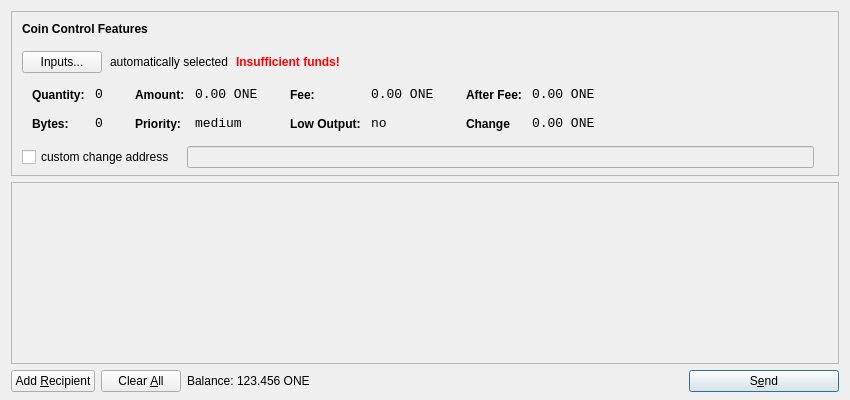
This is src/qt/forms/sendcoinsdialog.ui in theone-and-not-only-coin/onecoin as Qt 5 draws it before an edit. The edited form follows.
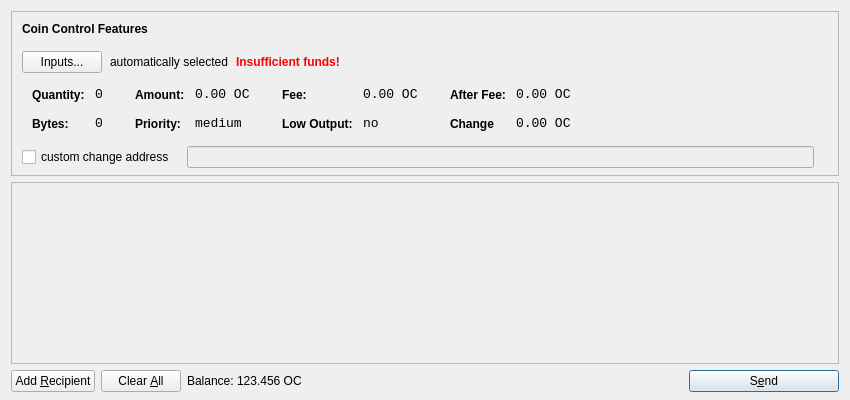
This is the edited form. Icons and pictures are not drawn.

The edit to the form file:
```diff
--- a/src/qt/forms/sendcoinsdialog.ui
+++ b/src/qt/forms/sendcoinsdialog.ui
@@ -321,7 +321,7 @@
                   <enum>Qt::ActionsContextMenu</enum>
                  </property>
                  <property name="text">
-                  <string notr="true">0.00 ONE</string>
+                  <string notr="true">0.00 OC</string>
                  </property>
                  <property name="textInteractionFlags">
                   <set>Qt::LinksAccessibleByMouse|Qt::TextSelectableByKeyboard|Qt::TextSelectableByMouse</set>
@@ -407,7 +407,7 @@
                   <enum>Qt::ActionsContextMenu</enum>
                  </property>
                  <property name="text">
-                  <string notr="true">0.00 ONE</string>
+                  <string notr="true">0.00 OC</string>
                  </property>
                  <property name="textInteractionFlags">
                   <set>Qt::LinksAccessibleByMouse|Qt::TextSelectableByKeyboard|Qt::TextSelectableByMouse</set>
@@ -493,7 +493,7 @@
                   <enum>Qt::ActionsContextMenu</enum>
                  </property>
                  <property name="text">
-                  <string notr="true">0.00 ONE</string>
+                  <string notr="true">0.00 OC</string>
                  </property>
                  <property name="textInteractionFlags">
                   <set>Qt::LinksAccessibleByMouse|Qt::TextSelectableByKeyboard|Qt::TextSelectableByMouse</set>
@@ -525,7 +525,7 @@
                   <enum>Qt::ActionsContextMenu</enum>
                  </property>
                  <property name="text">
-                  <string notr="true">0.00 ONE</string>
+                  <string notr="true">0.00 OC</string>
                  </property>
                  <property name="textInteractionFlags">
                   <set>Qt::LinksAccessibleByMouse|Qt::TextSelectableByKeyboard|Qt::TextSelectableByMouse</set>
@@ -724,7 +724,7 @@
           <cursorShape>IBeamCursor</cursorShape>
          </property>
          <property name="text">
-          <string notr="true">123.456 ONE</string>
+          <string notr="true">123.456 OC</string>
          </property>
          <property name="textInteractionFlags">
           <set>Qt::LinksAccessibleByMouse|Qt::TextSelectableByKeyboard|Qt::TextSelectableByMouse</set>
```
